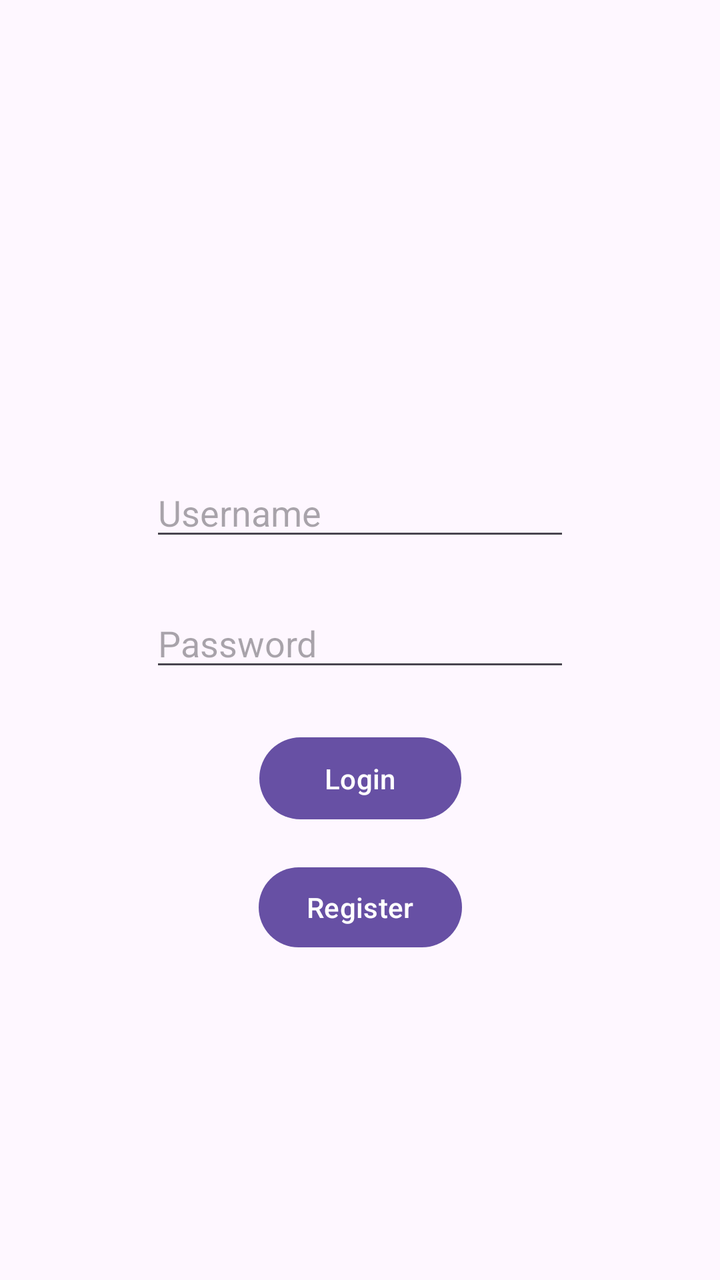
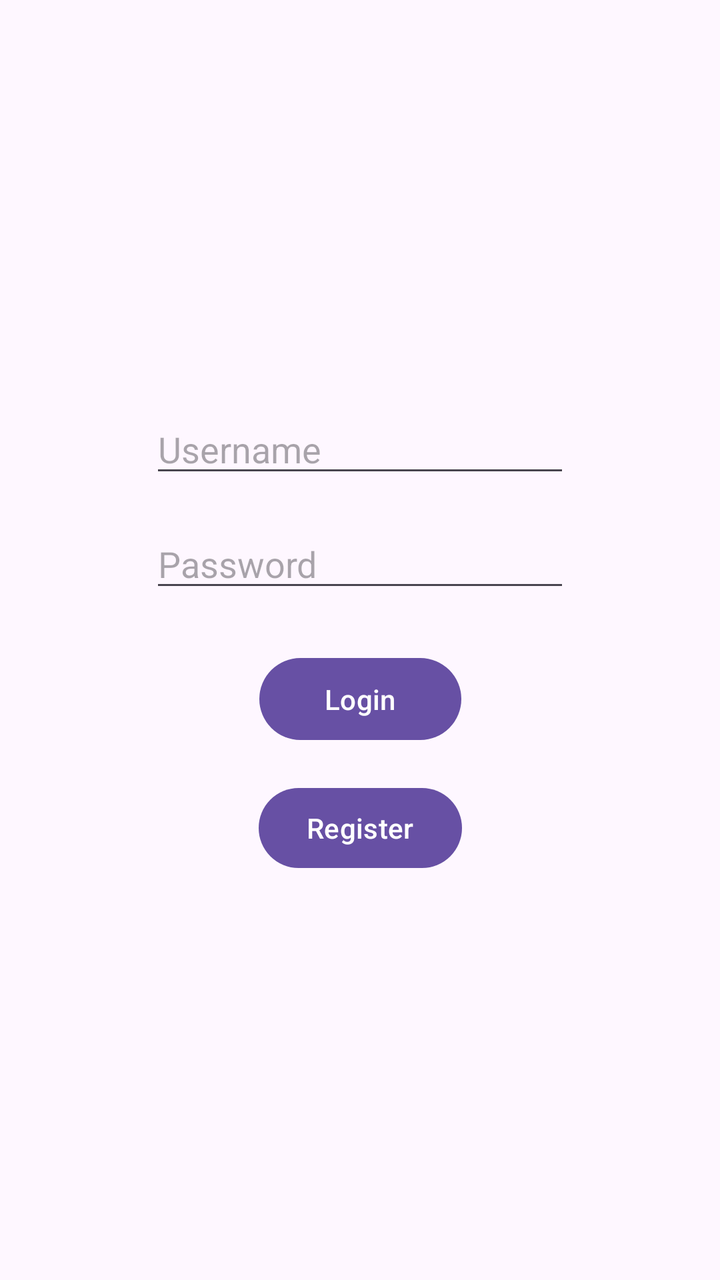

The first picture is an Android layout as it rendered before a commit; the second is the same layout after the commit. The layout source and the unified diff follow.
<!-- AndroidManifest.xml: application theme Theme.MyApplication -->
<!-- res/layout/activity_main.xml -->
<?xml version="1.0" encoding="utf-8"?>
<androidx.constraintlayout.widget.ConstraintLayout xmlns:android="http://schemas.android.com/apk/res/android"
    xmlns:app="http://schemas.android.com/apk/res-auto"
    xmlns:tools="http://schemas.android.com/tools"
    android:id="@+id/main"
    android:layout_width="match_parent"
    android:layout_height="match_parent"
    tools:context=".MainActivity">

    <EditText
        android:id="@+id/editTextText"
        android:layout_width="wrap_content"
        android:layout_height="wrap_content"
        android:layout_marginBottom="24dp"
        android:ems="10"
        android:hint="Username"
        android:inputType="text"
        app:layout_constraintBottom_toTopOf="@+id/editTextTextPassword"
        app:layout_constraintEnd_toEndOf="parent"
        app:layout_constraintStart_toStartOf="parent" />

    <EditText
        android:id="@+id/editTextTextPassword"
        android:layout_width="wrap_content"
        android:layout_height="wrap_content"
        android:ems="10"
        android:hint="Password"
        android:inputType="textPassword"
        app:layout_constraintBottom_toBottomOf="parent"
        app:layout_constraintEnd_toEndOf="parent"
        app:layout_constraintStart_toStartOf="parent"
        app:layout_constraintTop_toTopOf="parent" />

    <Button
        android:id="@+id/Login"
        android:layout_width="101dp"
        android:layout_height="49dp"
        android:layout_marginTop="24dp"
        android:text="Login"
        android:textColorLink="#FF0101"
        app:layout_constraintEnd_toEndOf="@+id/editTextTextPassword"
        app:layout_constraintStart_toStartOf="@+id/editTextTextPassword"
        app:layout_constraintTop_toBottomOf="@+id/editTextTextPassword" />

    <Button
        android:id="@+id/button2"
        android:layout_width="wrap_content"
        android:layout_height="wrap_content"
        android:layout_marginTop="16dp"
        android:text="Register"
        app:layout_constraintEnd_toEndOf="@+id/Login"
        app:layout_constraintStart_toStartOf="@+id/Login"
        app:layout_constraintTop_toBottomOf="@+id/Login" />

</androidx.constraintlayout.widget.ConstraintLayout>
<!-- resources referenced by this layout -->
<resources>
  <style name="Theme.MyApplication" parent="Base.Theme.MyApplication" />
  <style name="Base.Theme.MyApplication" parent="Theme.Material3.DayNight.NoActionBar">
          
          
      </style>
</resources>

<!-- the commit's change to res/layout/activity_main.xml (unified diff, before → after) -->
@@ -11,25 +11,27 @@
         android:id="@+id/editTextText"
         android:layout_width="wrap_content"
         android:layout_height="wrap_content"
-        android:layout_marginBottom="24dp"
         android:ems="10"
         android:hint="Username"
         android:inputType="text"
         app:layout_constraintBottom_toTopOf="@+id/editTextTextPassword"
         app:layout_constraintEnd_toEndOf="parent"
-        app:layout_constraintStart_toStartOf="parent" />
+        app:layout_constraintStart_toStartOf="parent"
+        app:layout_constraintTop_toTopOf="parent"
+        app:layout_constraintVertical_chainStyle="packed" />
 
     <EditText
         android:id="@+id/editTextTextPassword"
         android:layout_width="wrap_content"
         android:layout_height="wrap_content"
+        android:layout_marginTop="16dp"
         android:ems="10"
         android:hint="Password"
         android:inputType="textPassword"
-        app:layout_constraintBottom_toBottomOf="parent"
+        app:layout_constraintBottom_toTopOf="@+id/Login"
         app:layout_constraintEnd_toEndOf="parent"
         app:layout_constraintStart_toStartOf="parent"
-        app:layout_constraintTop_toTopOf="parent" />
+        app:layout_constraintTop_toBottomOf="@+id/editTextText" />
 
     <Button
         android:id="@+id/Login"
@@ -38,6 +40,7 @@
         android:layout_marginTop="24dp"
         android:text="Login"
         android:textColorLink="#FF0101"
+        app:layout_constraintBottom_toTopOf="@+id/button2"
         app:layout_constraintEnd_toEndOf="@+id/editTextTextPassword"
         app:layout_constraintStart_toStartOf="@+id/editTextTextPassword"
         app:layout_constraintTop_toBottomOf="@+id/editTextTextPassword" />
@@ -48,6 +51,7 @@
         android:layout_height="wrap_content"
         android:layout_marginTop="16dp"
         android:text="Register"
+        app:layout_constraintBottom_toBottomOf="parent"
         app:layout_constraintEnd_toEndOf="@+id/Login"
         app:layout_constraintStart_toStartOf="@+id/Login"
         app:layout_constraintTop_toBottomOf="@+id/Login" />
